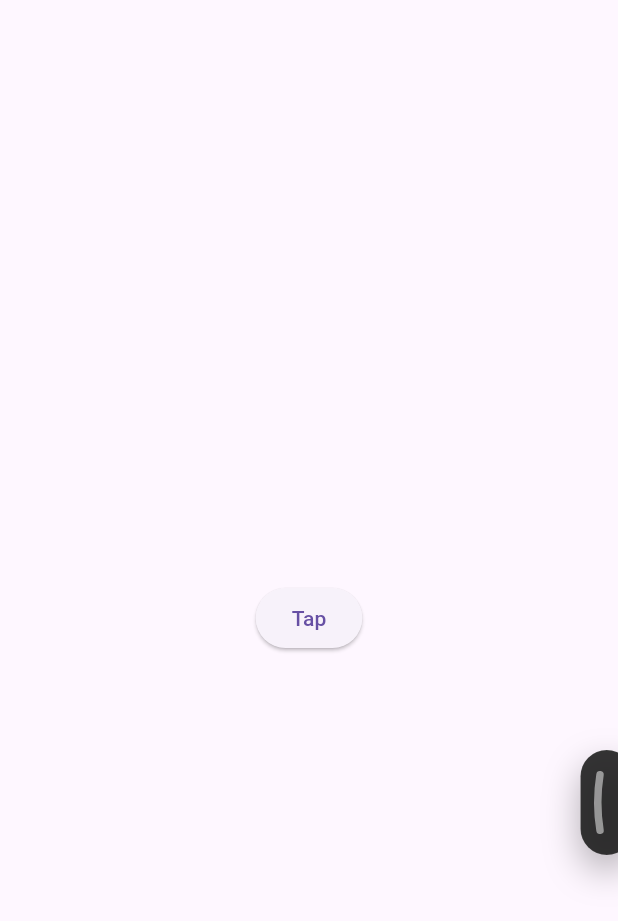
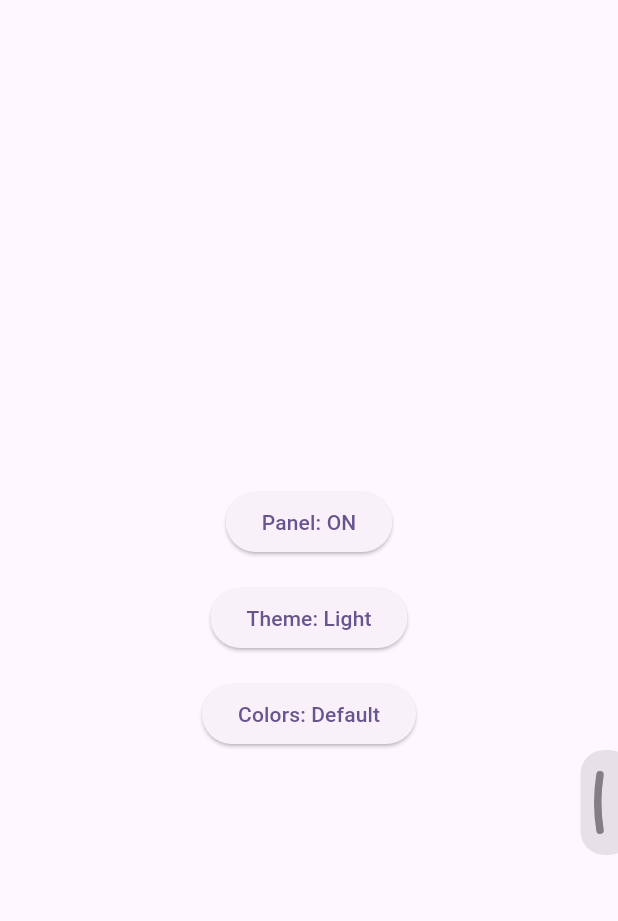
Before and after one commit to yelmuratoff/draggable_panel, a Flutter app: the screen it shows after launch, on a phone screen of 412 x 824 dp. Shown: the top 921 px of the screen. Run offline on Flutter 3.47's test engine with Material 3 defaults, Android fonts, the phone set to English and light mode, and no system bars; project files that could hold a hidden picture were left out.

Commit message:
refactor: improve color management by explicitly passing foreground colors and aligning defaults with Material 3 `ColorScheme`.

```diff
--- a/example/lib/main.dart
+++ b/example/lib/main.dart
@@ -16,6 +16,8 @@ class App extends StatefulWidget {
 
 class _AppState extends State<App> {
   bool isEnabled = true;
+  bool isDarkMode = false;
+  bool useCustomTheme = false;
   final controller = DraggablePanelController(initialPosition: (x: 40, y: 100));
 
   @override
@@ -40,6 +42,17 @@ class _AppState extends State<App> {
   @override
   Widget build(BuildContext context) {
     return MaterialApp(
+      theme: ThemeData(
+        colorSchemeSeed: Colors.deepPurple,
+        brightness: Brightness.light,
+        useMaterial3: true,
+      ),
+      darkTheme: ThemeData(
+        colorSchemeSeed: Colors.deepPurple,
+        brightness: Brightness.dark,
+        useMaterial3: true,
+      ),
+      themeMode: isDarkMode ? ThemeMode.dark : ThemeMode.light,
       home: Scaffold(
         body: Center(
           child: Column(
@@ -51,7 +64,25 @@ class _AppState extends State<App> {
                     isEnabled = !isEnabled;
                   });
                 },
-                child: const Text('Tap'),
+                child: Text('Panel: ${isEnabled ? "ON" : "OFF"}'),
+              ),
+              const SizedBox(height: 16),
+              ElevatedButton(
+                onPressed: () {
+                  setState(() {
+                    isDarkMode = !isDarkMode;
+                  });
+                },
+                child: Text('Theme: ${isDarkMode ? "Dark" : "Light"}'),
+              ),
+              const SizedBox(height: 16),
+              ElevatedButton(
+                onPressed: () {
+                  setState(() {
+                    useCustomTheme = !useCustomTheme;
+                  });
+                },
+                child: Text('Colors: ${useCustomTheme ? "Custom" : "Default"}'),
               ),
             ],
           ),
@@ -62,7 +93,8 @@ class _AppState extends State<App> {
           visible: isEnabled,
           replacement: child!,
           child: DraggablePanel(
-            theme: DraggablePanelTheme(
+            theme: useCustomTheme
+                ? DraggablePanelTheme(
                     panelBackgroundColor:
                         const Color(0xFF1E1E1E).withValues(alpha: 0.9),
                     panelBorderRadius: BorderRadius.circular(24),
@@ -73,7 +105,7 @@ class _AppState extends State<App> {
                     panelItemColor: Colors.white,
                     draggableButtonColor:
                         const Color(0xFF1E1E1E).withValues(alpha: 0.9),
-              foregroundColor: Colors.black,
+                    foregroundColor: Colors.white,
                     panelBoxShadow: [
                       BoxShadow(
                         color: Colors.black.withValues(alpha: 0.3),
@@ -81,7 +113,8 @@ class _AppState extends State<App> {
                         offset: const Offset(0, 10),
                       ),
                     ],
-            ),
+                  )
+                : const DraggablePanelTheme(),
             items: [
               DraggablePanelItem(
                 enableBadge: false,
--- a/lib/src/draggable_panel.dart
+++ b/lib/src/draggable_panel.dart
@@ -258,6 +258,7 @@ class _DraggablePanelState extends State<DraggablePanel>
               icon: widget.icon,
               buttonWidth: buttonWidth,
               buttonHeight: buttonHeight,
+              foregroundColor: widget.theme.foregroundColor,
             ),
           ),
         ),
@@ -313,6 +314,7 @@ class _DraggablePanelState extends State<DraggablePanel>
                     items: widget.items,
                     buttons: widget.buttons,
                     itemColor: _itemColor,
+                    itemForegroundColor: _itemForegroundColor,
                     onItemTap: (item) {
                       item.onTap(context);
                       _closePanelAndDock(pageWidth);
@@ -369,10 +371,10 @@ class _DraggablePanelState extends State<DraggablePanel>
   // <-- Helper Properties -->
 
   Color _defaultBackgroundColor(BuildContext context) =>
-      Theme.of(context).colorScheme.primary.withValues(alpha: 0.4);
+      Theme.of(context).colorScheme.surfaceContainerHighest;
 
   Color _defaultPanelColor(BuildContext context) =>
-      Theme.of(context).colorScheme.primary;
+      Theme.of(context).colorScheme.surfaceContainer;
 
   // <-- Functions -->
 
@@ -558,12 +560,15 @@ class _DraggablePanelState extends State<DraggablePanel>
   Color get _itemColor =>
       widget.theme.panelItemColor ??
       (Theme.of(context).brightness == Brightness.dark
-          ? adjustColorBrightness(
-              Theme.of(context).colorScheme.primaryContainer,
-              0.9,
-            )
+          ? Theme.of(context).colorScheme.surfaceContainerHighest
           : adjustColorBrightness(
               Theme.of(context).colorScheme.primary,
               0.8,
             ));
+
+  Color get _itemForegroundColor =>
+      widget.theme.foregroundColor ??
+      (Theme.of(context).brightness == Brightness.dark
+          ? Theme.of(context).colorScheme.onSurface
+          : Theme.of(context).colorScheme.onPrimary);
 }
--- a/lib/src/widgets/draggable_button_content_widget.dart
+++ b/lib/src/widgets/draggable_button_content_widget.dart
@@ -12,6 +12,7 @@ final class DraggableButtonContentWidget extends StatelessWidget {
     required this.buttonWidth,
     required this.buttonHeight,
     this.icon,
+    this.foregroundColor,
     super.key,
   });
 
@@ -20,9 +21,14 @@ final class DraggableButtonContentWidget extends StatelessWidget {
   final Widget? icon;
   final double buttonWidth;
   final double buttonHeight;
+  final Color? foregroundColor;
 
   @override
-  Widget build(BuildContext context) => AnimatedSwitcher(
+  Widget build(BuildContext context) {
+    final color = foregroundColor ??
+        Theme.of(context).colorScheme.onSurface.withValues(alpha: 0.5);
+
+    return AnimatedSwitcher(
       duration: const Duration(milliseconds: 200),
       transitionBuilder: (child, animation) => ScaleTransition(
         scale: animation,
@@ -33,6 +39,7 @@ final class DraggableButtonContentWidget extends StatelessWidget {
               key: const ValueKey('dragging'),
               buttonWidth: buttonWidth,
               buttonHeight: buttonHeight,
+              color: color,
             )
           : _DragHandle(
               key: const ValueKey('drag_handle'),
@@ -40,8 +47,10 @@ final class DraggableButtonContentWidget extends StatelessWidget {
               isDockedRight: isDockedRight,
               buttonWidth: buttonWidth,
               buttonHeight: buttonHeight,
+              color: color,
             ),
     );
+  }
 }
 
 @immutable
@@ -49,11 +58,13 @@ final class _DraggingIndicator extends StatelessWidget {
   const _DraggingIndicator({
     required this.buttonWidth,
     required this.buttonHeight,
+    required this.color,
     super.key,
   });
 
   final double buttonWidth;
   final double buttonHeight;
+  final Color color;
 
   @override
   Widget build(BuildContext context) => Center(
@@ -62,7 +73,7 @@ final class _DraggingIndicator extends StatelessWidget {
           height: buttonHeight,
           child: Icon(
             Icons.drag_indicator_rounded,
-            color: Colors.white.withValues(alpha: 0.5),
+            color: color,
           ),
         ),
       );
@@ -74,6 +85,7 @@ final class _DragHandle extends StatelessWidget {
     required this.isDockedRight,
     required this.buttonWidth,
     required this.buttonHeight,
+    required this.color,
     this.icon,
     super.key,
   });
@@ -82,6 +94,7 @@ final class _DragHandle extends StatelessWidget {
   final Widget? icon;
   final double buttonWidth;
   final double buttonHeight;
+  final Color color;
 
   @override
   Widget build(BuildContext context) => SizedBox(
@@ -95,7 +108,7 @@ final class _DragHandle extends StatelessWidget {
                 size: const Size(20, 65),
                 painter: LineWithCurvePainter(
                   isInRightSide: isDockedRight,
-                  color: Colors.white.withValues(alpha: 0.5),
+                  color: color,
                 ),
               ),
             ),
```
Also changed, not shown: lib/src/widgets/panel_button_widget.dart (+4 -6 lines), lib/src/widgets/panel_contents_widget.dart (+7 -6 lines). Lines whose indentation alone changed are shown as unchanged.
